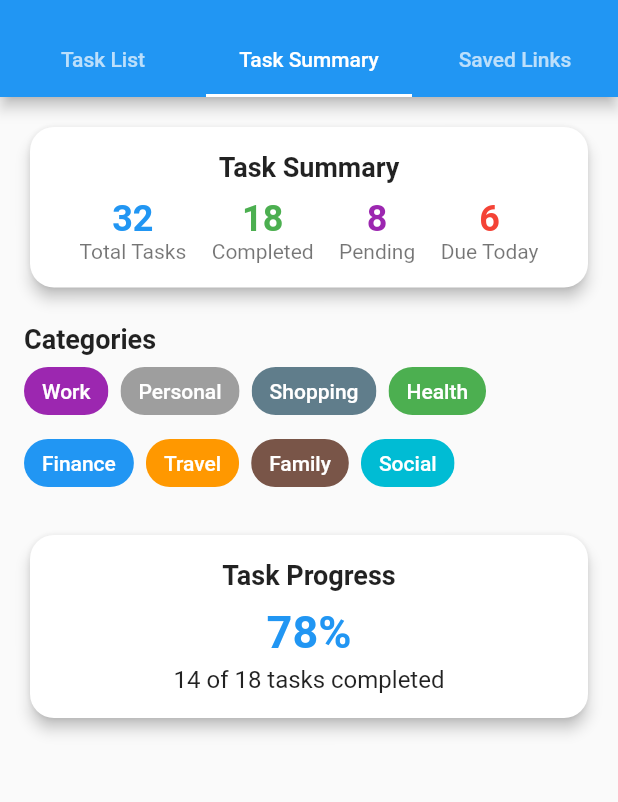
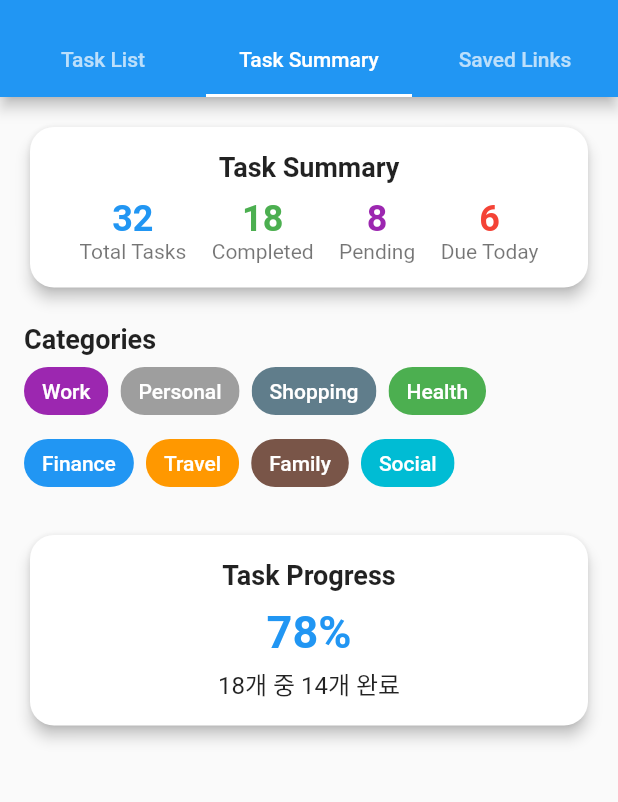
Before and after one commit to krindale/todo_bloc, a Flutter app: the screen it shows after launch, tab 2 chosen, on a phone screen of 412 x 824 dp, the part 59-861 px from its top. Run offline on Flutter 3.47's test engine with Material 3 defaults, Android fonts, the phone set to English and light mode, and no system bars; our stand-ins replace hive, hive_flutter; missing offline and left inert: flutter_inappwebview; accounts and stored records are empty.

Commit message:
[update] change file location

```diff
--- a/lib/main.dart
+++ b/lib/main.dart
@@ -1,7 +1,7 @@
 import 'package:flutter/material.dart';
 import 'package:hive_flutter/hive_flutter.dart';
 import 'model/todo_item.dart';
-import 'screen/task_tabbar_screen.dart';
+import 'screen/tabbar/task_tabbar_screen.dart';
 
 void main() async {
   WidgetsFlutterBinding.ensureInitialized();
--- a/lib/screen/saved_links_screen.dart
+++ b/lib/screen/saved_links_screen.dart
@@ -1,5 +1,5 @@
 import 'package:flutter/material.dart';
-import 'webview_screen.dart';
+import 'webview/webview_screen.dart';
 
 class SavedLinksScreen extends StatelessWidget {
   final List<Map<String, dynamic>> savedLinks = [
--- a/lib/screen/task_tabbar_screen.dart
+++ b/lib/screen/tabbar/task_tabbar_screen.dart
@@ -1,7 +1,7 @@
 import 'package:flutter/material.dart';
-import 'todo_screen.dart';
-import 'task_summary_screen.dart';
-import 'saved_links_screen.dart';
+import '../todo_screen.dart';
+import '../task_summary_screen.dart';
+import '../saved_links_screen.dart';
 
 class TaskTabbarScreen extends StatelessWidget {
   @override
--- a/lib/screen/task_summary_screen.dart
+++ b/lib/screen/task_summary_screen.dart
@@ -1,5 +1,7 @@
 import 'package:flutter/material.dart';
 
+/// 작업 요약을 보여주는 화면 위젯
+/// 전체 작업 현황, 카테고리 및 진행률을 표시합니다.
 class TaskSummaryScreen extends StatelessWidget {
   @override
   Widget build(BuildContext context) {
@@ -8,6 +10,7 @@ class TaskSummaryScreen extends StatelessWidget {
       child: Column(
         crossAxisAlignment: CrossAxisAlignment.start,
         children: [
+          // 상단 작업 통계 카드
           Card(
             elevation: 4,
             shape: RoundedRectangleBorder(borderRadius: BorderRadius.circular(16)),
@@ -17,6 +20,7 @@ class TaskSummaryScreen extends StatelessWidget {
                 children: [
                   Text('Task Summary', style: TextStyle(fontSize: 18, fontWeight: FontWeight.bold)),
                   SizedBox(height: 10),
+                  // 작업 현황 요약 (전체, 완료, 대기, 오늘 마감)
                   Row(
                     mainAxisAlignment: MainAxisAlignment.spaceEvenly,
                     children: [
@@ -30,8 +34,12 @@ class TaskSummaryScreen extends StatelessWidget {
               ),
             ),
           ),
+
           SizedBox(height: 20),
+
+          // 작업 카테고리 섹션
           Text('Categories', style: TextStyle(fontSize: 18, fontWeight: FontWeight.bold)),
+          // 카테고리 칩 목록
           Wrap(
             spacing: 8.0,
             children: [
@@ -45,7 +53,10 @@ class TaskSummaryScreen extends StatelessWidget {
               categoryChip('Social', Colors.cyan),
             ],
           ),
+
           SizedBox(height: 20),
+
+          // 작업 진행률 카드
           Card(
             elevation: 4,
             shape: RoundedRectangleBorder(borderRadius: BorderRadius.circular(16)),
@@ -60,7 +71,7 @@ class TaskSummaryScreen extends StatelessWidget {
                       children: [
                         Text('78%', style: TextStyle(fontSize: 30, fontWeight: FontWeight.bold, color: Colors.blue)),
                         SizedBox(height: 5),
-                        Text('14 of 18 tasks completed', style: TextStyle(fontSize: 16)),
+                        Text('18개 중 14개 완료', style: TextStyle(fontSize: 16)),
                       ],
                     ),
                   ),
@@ -73,6 +84,10 @@ class TaskSummaryScreen extends StatelessWidget {
     );
   }
 
+  /// 작업 정보를 표시하는 위젯을 생성합니다.
+  /// [value]: 표시할 숫자 값
+  /// [label]: 설명 레이블
+  /// [color]: 숫자의 색상
   Widget taskInfo(String value, String label, Color color) {
     return Column(
       children: [
@@ -82,6 +97,9 @@ class TaskSummaryScreen extends StatelessWidget {
     );
   }
 
+  /// 카테고리 칩 위젯을 생성합니다.
+  /// [label]: 카테고리 이름
+  /// [color]: 칩의 배경색
   Widget categoryChip(String label, Color color) {
     return Chip(
       label: Text(label, style: TextStyle(color: Colors.white)),
```
Also changed, not shown: lib/screen/webview/webview_screen.dart (renamed from lib/screen/webview_screen.dart), 1 other file.
